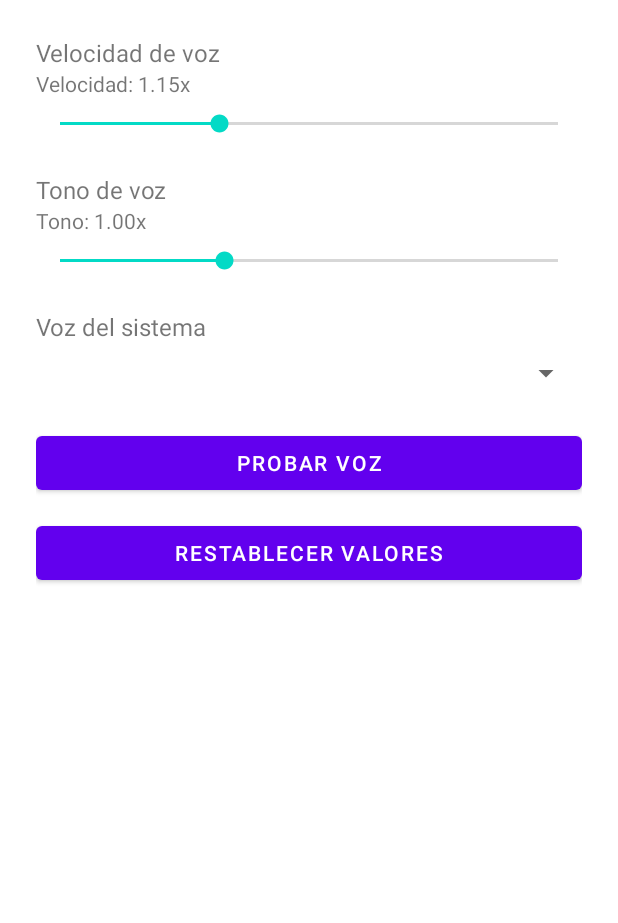
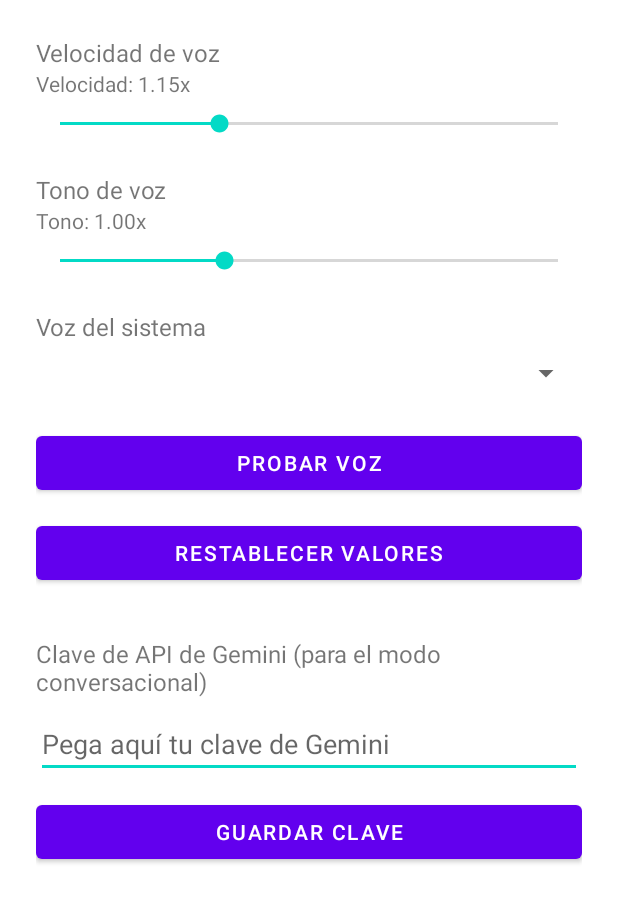
Before and after one commit to jcbusti-stack/Vidente, an Android app: the screen it shows after launch (SettingsActivity), after a tap on "AJUSTES DE VOZ", on a phone screen of 412 x 824 dp, the part 77-1000 px from its top. Run offline under Robolectric (Android 15) with nearby library versions, the phone set to English and light mode, and no system bars.

Commit message:
Add placeholder conversational AI mode
Adds a floating "Preguntar" button (an accessibility-overlay window, so
it needs no extra permission) that a user can tap to ask a spoken
question about the current screen:

- Captures the question with SpeechRecognizer (RECORD_AUDIO permission
  requested from MainActivity, with a dedicated button and an
  auto-prompt when triggered from the service).
- Summarizes the active window's accessibility tree into short
  "[role] label" lines (clickable/editable/checkable elements with
  visible text or content description), capped in depth/length, instead
  of reading everything.
- Sends the question + summary to a ConversationalAssistant interface;
  GeminiConversationalAssistant is a placeholder implementation that
  returns a stub spoken response for now (no network call yet) and is
  the single extension point for wiring the real Gemini API later.
- Adds a Gemini API key field to the voice settings screen, persisted
  via VidentePreferences, so the key can be supplied without rebuilding
  the app.

Co-Authored-By: Claude Sonnet 5 <noreply@anthropic.com>
Claude-Session: https://claude.ai/code/session_018UKS7FxrCY8LhRJ3Fn8Zy8

```diff
--- a/app/src/main/java/com/vidente/app/MainActivity.kt
+++ b/app/src/main/java/com/vidente/app/MainActivity.kt
@@ -1,12 +1,23 @@
 package com.vidente.app
 
+import android.Manifest
 import android.content.Intent
+import android.content.pm.PackageManager
 import android.os.Bundle
 import android.provider.Settings
 import android.widget.Button
+import android.widget.Toast
+import androidx.activity.result.contract.ActivityResultContracts
 import androidx.appcompat.app.AppCompatActivity
+import androidx.core.content.ContextCompat
 
 class MainActivity : AppCompatActivity() {
+
+    private val requestMicPermission =
+        registerForActivityResult(ActivityResultContracts.RequestPermission()) { granted ->
+            val messageRes = if (granted) R.string.mic_permission_granted else R.string.mic_permission_denied
+            Toast.makeText(this, messageRes, Toast.LENGTH_LONG).show()
+        }
 
     override fun onCreate(savedInstanceState: Bundle?) {
         super.onCreate(savedInstanceState)
@@ -19,5 +30,27 @@ class MainActivity : AppCompatActivity() {
         findViewById<Button>(R.id.buttonOpenVoiceSettings).setOnClickListener {
             startActivity(Intent(this, SettingsActivity::class.java))
         }
+
+        findViewById<Button>(R.id.buttonRequestMic).setOnClickListener {
+            requestMicPermissionIfNeeded()
+        }
+
+        if (intent.getBooleanExtra(EXTRA_REQUEST_MIC_PERMISSION, false)) {
+            requestMicPermissionIfNeeded()
+        }
+    }
+
+    private fun requestMicPermissionIfNeeded() {
+        if (ContextCompat.checkSelfPermission(this, Manifest.permission.RECORD_AUDIO) ==
+            PackageManager.PERMISSION_GRANTED
+        ) {
+            Toast.makeText(this, R.string.mic_permission_granted, Toast.LENGTH_SHORT).show()
+        } else {
+            requestMicPermission.launch(Manifest.permission.RECORD_AUDIO)
+        }
+    }
+
+    companion object {
+        const val EXTRA_REQUEST_MIC_PERMISSION = "request_mic_permission"
     }
 }
--- a/app/src/main/java/com/vidente/app/SettingsActivity.kt
+++ b/app/src/main/java/com/vidente/app/SettingsActivity.kt
@@ -7,9 +7,11 @@ import android.view.View
 import android.widget.AdapterView
 import android.widget.ArrayAdapter
 import android.widget.Button
+import android.widget.EditText
 import android.widget.SeekBar
 import android.widget.Spinner
 import android.widget.TextView
+import android.widget.Toast
 import androidx.appcompat.app.AppCompatActivity
 import java.util.Locale
 
@@ -46,6 +48,13 @@ class SettingsActivity : AppCompatActivity(), TextToSpeech.OnInitListener {
 
         findViewById<Button>(R.id.buttonPreview).setOnClickListener { previewVoice() }
         findViewById<Button>(R.id.buttonReset).setOnClickListener { resetToDefaults() }
+
+        val editGeminiApiKey = findViewById<EditText>(R.id.editGeminiApiKey)
+        editGeminiApiKey.setText(VidentePreferences.getGeminiApiKey(this).orEmpty())
+        findViewById<Button>(R.id.buttonSaveGeminiKey).setOnClickListener {
+            VidentePreferences.setGeminiApiKey(this, editGeminiApiKey.text.toString())
+            Toast.makeText(this, R.string.settings_gemini_saved, Toast.LENGTH_SHORT).show()
+        }
 
         tts = TextToSpeech(this, this)
     }
--- a/app/src/main/java/com/vidente/app/VidentePreferences.kt
+++ b/app/src/main/java/com/vidente/app/VidentePreferences.kt
@@ -8,6 +8,7 @@ object VidentePreferences {
     const val KEY_RATE = "speech_rate"
     const val KEY_PITCH = "speech_pitch"
     const val KEY_VOICE_NAME = "voice_name"
+    const val KEY_GEMINI_API_KEY = "gemini_api_key"
 
     const val DEFAULT_RATE = 1.15f
     const val DEFAULT_PITCH = 1.0f
@@ -39,4 +40,11 @@ object VidentePreferences {
     fun setVoiceName(context: Context, voiceName: String?) {
         prefs(context).edit().putString(KEY_VOICE_NAME, voiceName).apply()
     }
+
+    fun getGeminiApiKey(context: Context): String? =
+        prefs(context).getString(KEY_GEMINI_API_KEY, null)
+
+    fun setGeminiApiKey(context: Context, apiKey: String) {
+        prefs(context).edit().putString(KEY_GEMINI_API_KEY, apiKey.trim()).apply()
+    }
 }
--- a/app/src/main/res/layout/activity_settings.xml
+++ b/app/src/main/res/layout/activity_settings.xml
@@ -84,7 +84,32 @@
             android:id="@+id/buttonReset"
             android:layout_width="match_parent"
             android:layout_height="wrap_content"
+            android:layout_marginBottom="32dp"
             android:text="@string/settings_reset_button" />
+
+        <TextView
+            android:layout_width="wrap_content"
+            android:layout_height="wrap_content"
+            android:layout_marginBottom="8dp"
+            android:text="@string/settings_gemini_label"
+            android:textSize="16sp" />
+
+        <EditText
+            android:id="@+id/editGeminiApiKey"
+            android:layout_width="match_parent"
+            android:layout_height="wrap_content"
+            android:layout_marginBottom="12dp"
+            android:autofillHints="password"
+            android:contentDescription="@string/settings_gemini_label"
+            android:hint="@string/settings_gemini_hint"
+            android:inputType="textNoSuggestions"
+            android:maxLines="1" />
+
+        <Button
+            android:id="@+id/buttonSaveGeminiKey"
+            android:layout_width="match_parent"
+            android:layout_height="wrap_content"
+            android:text="@string/settings_gemini_save" />
 
     </LinearLayout>
 </ScrollView>
--- a/app/src/main/res/values/strings.xml
+++ b/app/src/main/res/values/strings.xml
@@ -15,4 +15,19 @@
     <string name="settings_preview_button">Probar voz</string>
     <string name="settings_reset_button">Restablecer valores</string>
     <string name="settings_preview_text">Así sonará Vidente al leer los elementos en pantalla.</string>
+
+    <string name="settings_gemini_label">Clave de API de Gemini (para el modo conversacional)</string>
+    <string name="settings_gemini_hint">Pega aquí tu clave de Gemini</string>
+    <string name="settings_gemini_save">Guardar clave</string>
+    <string name="settings_gemini_saved">Clave guardada</string>
+
+    <string name="request_mic_permission">Activar micrófono (modo conversacional)</string>
+    <string name="mic_permission_granted">Permiso de micrófono concedido</string>
+    <string name="mic_permission_denied">Permiso de micrófono denegado. El modo conversacional no funcionará sin él.</string>
+
+    <string name="conversational_floating_button">Preguntar</string>
+    <string name="conversational_floating_button_description">Preguntar a Vidente sobre la pantalla actual</string>
+    <string name="conversational_need_mic_permission">Necesito permiso de micrófono. Abre la app Vidente para concederlo.</string>
+    <string name="conversational_listening">Te escucho. Pregunta sobre la pantalla.</string>
+    <string name="conversational_no_question_heard">No entendí la pregunta, inténtalo de nuevo.</string>
 </resources>
```
Also changed, not shown: app/src/main/AndroidManifest.xml (+8 -0 lines), app/src/main/java/com/vidente/app/ConversationalAssistant.kt (added, +11 -0 lines), app/src/main/java/com/vidente/app/GeminiConversationalAssistant.kt (added, +37 -0 lines), app/src/main/java/com/vidente/app/VidenteAccessibilityService.kt (+154 -0 lines), app/src/main/res/layout/activity_main.xml (+7 -0 lines), app/src/main/res/layout/floating_conversational_button.xml (added, +9 -0 lines).
